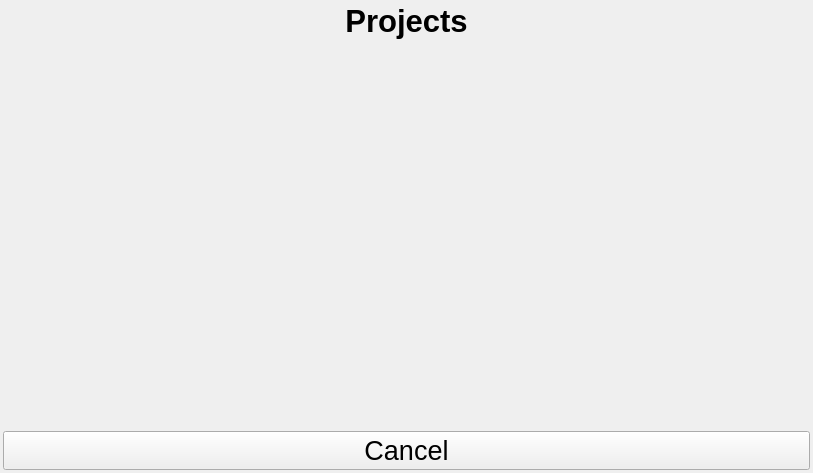
Old version of the form src/qmap/ui_listmodules.ui in the repository NathanW2/qmap.
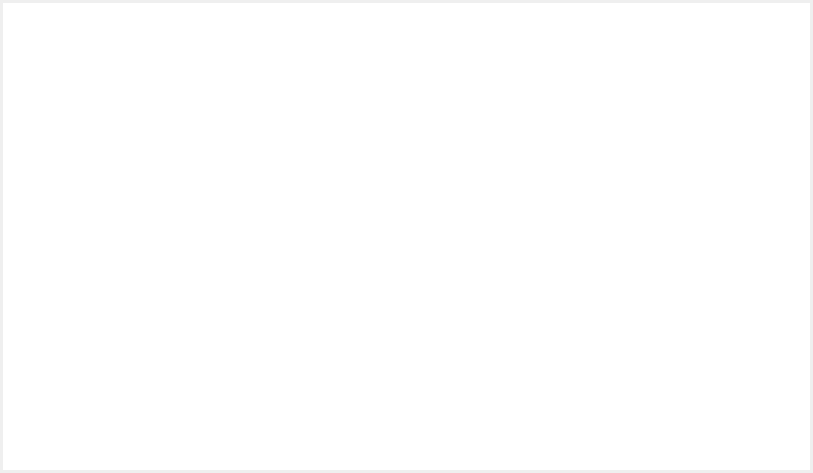
New version of the form.

Commit message: Connect side menu buttons. Add help page

Diff of the .ui file:
```diff
--- a/src/qmap/ui_listmodules.ui
+++ b/src/qmap/ui_listmodules.ui
@@ -35,7 +35,7 @@
    <property name="spacing">
     <number>0</number>
    </property>
-   <item row="1" column="0">
+   <item row="0" column="0">
     <widget class="QListWidget" name="moduleList">
      <property name="font">
       <font>
@@ -45,7 +45,7 @@
       </font>
      </property>
      <property name="styleSheet">
-      <string notr="true">background-color: rgba(255, 255, 255, 0);</string>
+      <string notr="true"/>
      </property>
      <property name="frameShape">
       <enum>QFrame::NoFrame</enum>
@@ -118,49 +118,6 @@
      </property>
     </widget>
    </item>
-   <item row="0" column="0">
-    <widget class="QLabel" name="label">
-     <property name="font">
-      <font>
-       <family>Tahoma</family>
-       <pointsize>23</pointsize>
-       <weight>75</weight>
-       <bold>true</bold>
-       <underline>false</underline>
-       <stylestrategy>PreferAntialias</stylestrategy>
-       <kerning>false</kerning>
-      </font>
-     </property>
-     <property name="text">
-      <string>Projects</string>
-     </property>
-     <property name="scaledContents">
-      <bool>true</bool>
-     </property>
-     <property name="alignment">
-      <set>Qt::AlignCenter</set>
-     </property>
-     <property name="wordWrap">
-      <bool>false</bool>
-     </property>
-     <property name="margin">
-      <number>5</number>
-     </property>
-    </widget>
-   </item>
-   <item row="2" column="0">
-    <widget class="QPushButton" name="pushButton">
-     <property name="font">
-      <font>
-       <family>Tahoma</family>
-       <pointsize>20</pointsize>
-      </font>
-     </property>
-     <property name="text">
-      <string>Cancel</string>
-     </property>
-    </widget>
-   </item>
   </layout>
  </widget>
  <resources/>
```
The commit also changes 17 other files.
